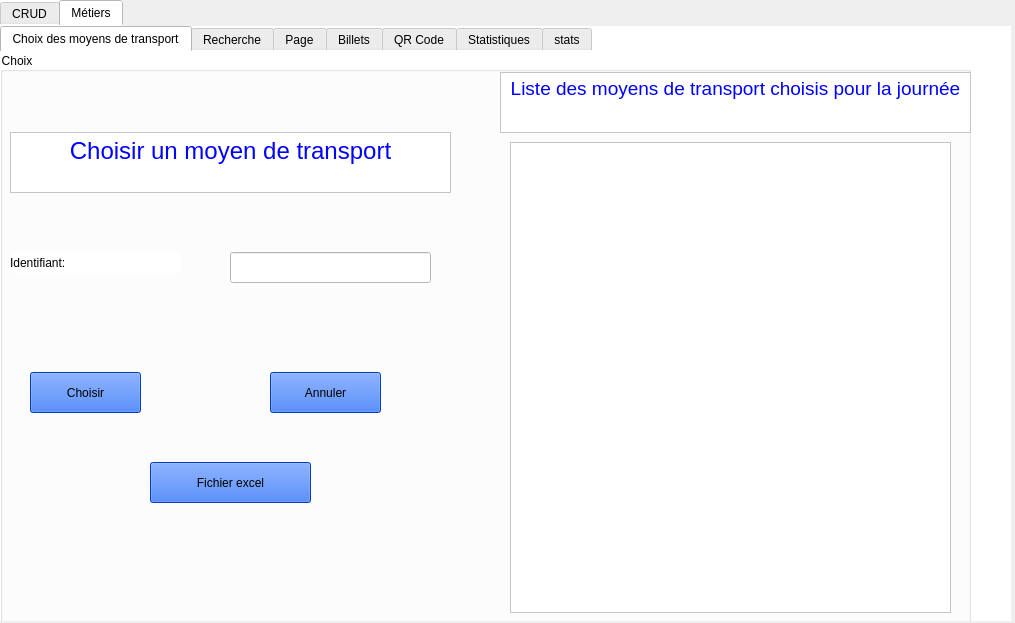
First picture: the form in gestion_des_moyens_de_transport.ui, repository TristanMendes/Smart-Olympic-Games, before the edit.
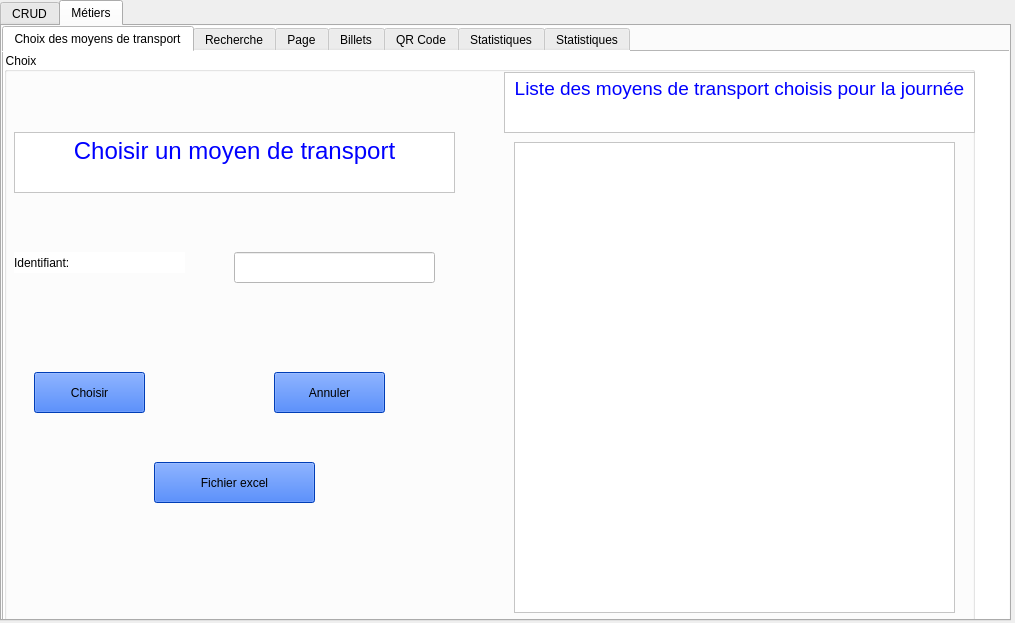
Second picture: the form after the edit. The open tabs and pages were chosen to show the change. Icons and pictures are not drawn. Custom widgets are drawn as their Qt base class.

Diff of the .ui file:
```diff
--- a/gestion_des_moyens_de_transport.ui
+++ b/gestion_des_moyens_de_transport.ui
@@ -23,9 +23,7 @@
     </rect>
    </property>
    <property name="styleSheet">
-    <string notr="true">border-color: rgb(255, 0, 0);
-background-color: rgb(255, 255, 255);
-</string>
+    <string notr="true">background-image: url(:/image_fond.jpg);</string>
    </property>
    <property name="currentIndex">
     <number>1</number>
@@ -878,8 +876,7 @@
         </rect>
        </property>
        <property name="styleSheet">
-        <string notr="true">background-color: rgb(255, 255, 255);
-background-image: url(:/fond.jpg);</string>
+        <string notr="true">background-image: url(:/image_fond.jpg);</string>
        </property>
        <property name="title">
         <string>Choix</string>
@@ -1757,7 +1754,7 @@
      </widget>
      <widget class="QWidget" name="tab_6">
       <attribute name="title">
-       <string>stats</string>
+       <string>Statistiques</string>
       </attribute>
       <widget class="QCustomPlot" name="plot" native="true">
        <property name="geometry">
```
Left out of the diff: 7 changed lines with no effect on the pictures.
